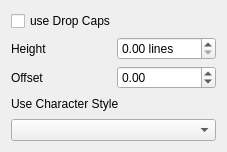
This is scribus/ui/propertywidget_dropcapbase.ui in nitramr/scribus as Qt 5 draws it before an edit. The edited form follows.
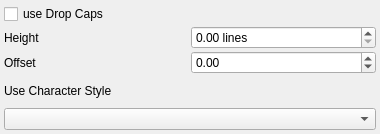
This is the edited form. Custom widgets are drawn as their Qt base class.

Patch:
```diff
--- a/scribus/ui/propertywidget_dropcapbase.ui
+++ b/scribus/ui/propertywidget_dropcapbase.ui
@@ -6,14 +6,47 @@
    <rect>
     <x>0</x>
     <y>0</y>
-    <width>227</width>
-    <height>152</height>
+    <width>380</width>
+    <height>134</height>
    </rect>
   </property>
+  <property name="sizePolicy">
+   <sizepolicy hsizetype="MinimumExpanding" vsizetype="MinimumExpanding">
+    <horstretch>0</horstretch>
+    <verstretch>0</verstretch>
+   </sizepolicy>
+  </property>
+  <property name="minimumSize">
+   <size>
+    <width>380</width>
+    <height>0</height>
+   </size>
+  </property>
+  <property name="maximumSize">
+   <size>
+    <width>380</width>
+    <height>16777215</height>
+   </size>
+  </property>
   <property name="windowTitle">
    <string notr="true">Form</string>
   </property>
   <layout class="QGridLayout" name="gridLayout" columnstretch="0,0">
+   <property name="leftMargin">
+    <number>4</number>
+   </property>
+   <property name="topMargin">
+    <number>4</number>
+   </property>
+   <property name="rightMargin">
+    <number>4</number>
+   </property>
+   <property name="bottomMargin">
+    <number>4</number>
+   </property>
+   <property name="spacing">
+    <number>2</number>
+   </property>
    <item row="1" column="0">
     <widget class="QLabel" name="dropCapLinesLabel">
      <property name="toolTip">
@@ -30,7 +63,7 @@
       <string> lines</string>
      </property>
      <property name="maximum">
-      <number>10</number>
+      <double>10.000000000000000</double>
      </property>
     </widget>
    </item>
```
